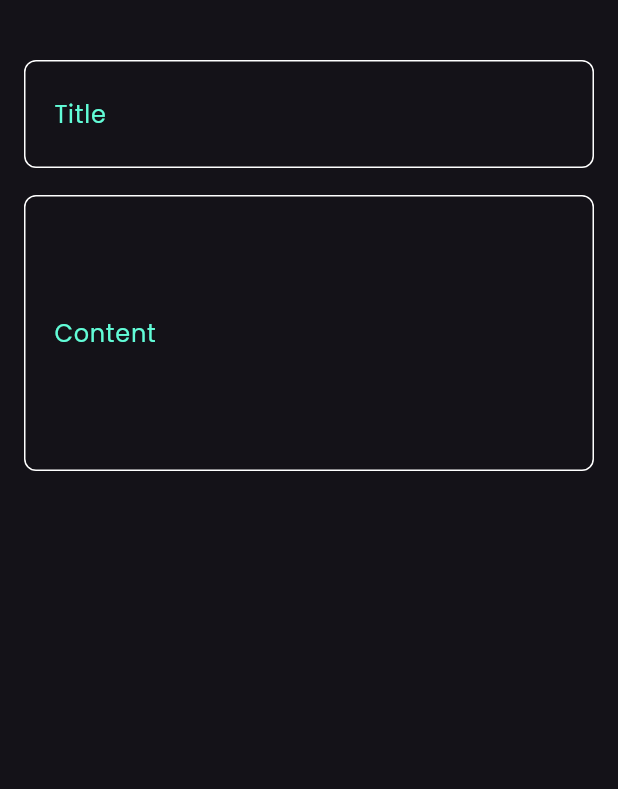
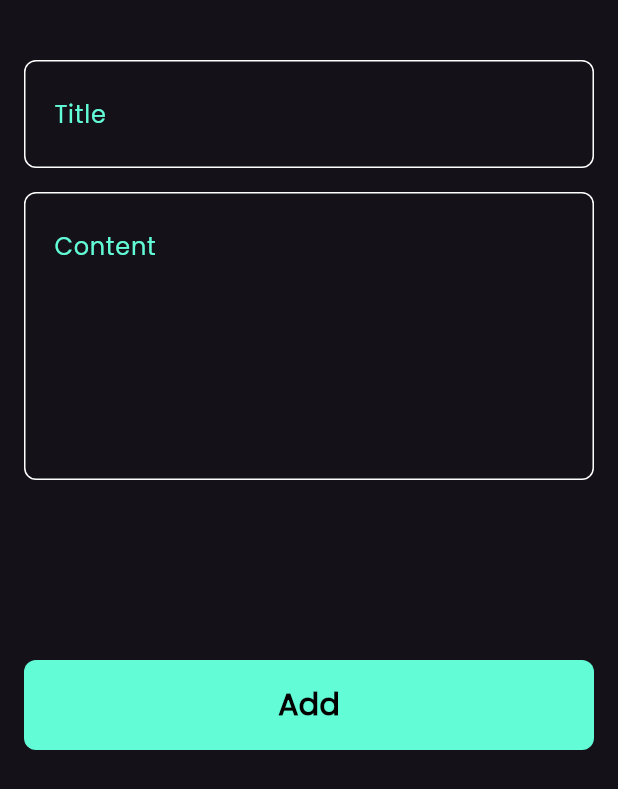
Before and after one commit to khaled-elbaiomy/notes_app, a Flutter app: the AddNoteBottomSheet widget shown alone on an empty page, opened directly, on a phone screen of 412 x 824 dp. Shown: the top 789 px of the screen. Run offline on Flutter 3.47's test engine with Material 3 defaults, Android fonts, the phone set to English and light mode, and no system bars; our stand-ins replace font_awesome_flutter.

Commit message:
create custom button and finish note bottom sheet

```diff
--- a/lib/widgets/add_note_bottom_sheet.dart
+++ b/lib/widgets/add_note_bottom_sheet.dart
@@ -1,4 +1,5 @@
 import 'package:flutter/material.dart';
+import 'package:notes_app/widgets/custom_button.dart';
 import 'package:notes_app/widgets/custom_text_field.dart';
 
 class AddNoteBottomSheet extends StatelessWidget {
@@ -8,17 +9,29 @@ class AddNoteBottomSheet extends StatelessWidget {
   Widget build(BuildContext context) {
     return Padding(
       padding: const EdgeInsets.symmetric(horizontal: 16),
+      child: SingleChildScrollView(
         child: Column(
           children: [
             SizedBox(
               height: 40,
             ),
-          CustomTextField(hintText: 'Title', verticalPadding: 24),
+            CustomTextField(hintText: 'Title'),
             SizedBox(
-            height: 18,
+              height: 16,
             ),
-          CustomTextField(hintText: 'Content', verticalPadding: 80),
+            CustomTextField(
+              hintText: 'Content',
+              maxLines: 6,
+            ),
+            SizedBox(
+              height: 120,
+            ),
+            CustomButton(),
+            SizedBox(
+              height: 60,
+            ),
           ],
+        ),
       ),
     );
   }
--- /dev/null
+++ b/lib/widgets/custom_button.dart
@@ -0,0 +1,33 @@
+import 'package:flutter/material.dart';
+import 'package:notes_app/constant.dart';
+
+class CustomButton extends StatelessWidget {
+  const CustomButton({
+    super.key,
+  });
+
+  @override
+  Widget build(BuildContext context) {
+    return GestureDetector(
+      onTap: () {},
+      child: Container(
+        height: 60,
+        width: MediaQuery.of(context).size.width,
+        decoration: BoxDecoration(
+          borderRadius: BorderRadius.circular(8),
+          color: kPrimaryColor,
+        ),
+        child: Center(
+          child: Text(
+            'Add',
+            style: TextStyle(
+              color: Colors.black,
+              fontSize: 20,
+              fontWeight: FontWeight.bold,
+            ),
+          ),
+        ),
+      ),
+    );
+  }
+}
--- a/lib/widgets/custom_text_field.dart
+++ b/lib/widgets/custom_text_field.dart
@@ -3,23 +3,27 @@ import 'package:notes_app/constant.dart';
 
 class CustomTextField extends StatelessWidget {
   const CustomTextField({
-    super.key, required this.hintText, required this.verticalPadding,
+    super.key,
+    required this.hintText,
+    this.maxLines = 1,
   });
   final String hintText;
-  final double verticalPadding;
+  final int maxLines;
 
   @override
   Widget build(BuildContext context) {
     return TextField(
+      maxLines: maxLines,
       cursorColor: kPrimaryColor,
       decoration: InputDecoration(
+        contentPadding: EdgeInsets.symmetric(horizontal: 16, vertical: 24),
         hintText: hintText,
-        contentPadding: EdgeInsets.symmetric(vertical: verticalPadding, horizontal: 16),
         hintStyle: TextStyle(color: kPrimaryColor),
         border: buildBorder(),
         enabledBorder: buildBorder(),
         focusedBorder: buildBorder(color: kPrimaryColor),
       ),
+      textAlignVertical: TextAlignVertical.center,
     );
   }
 
```
Also changed, not shown: 4 other files. Lines whose indentation alone changed are shown as unchanged.
